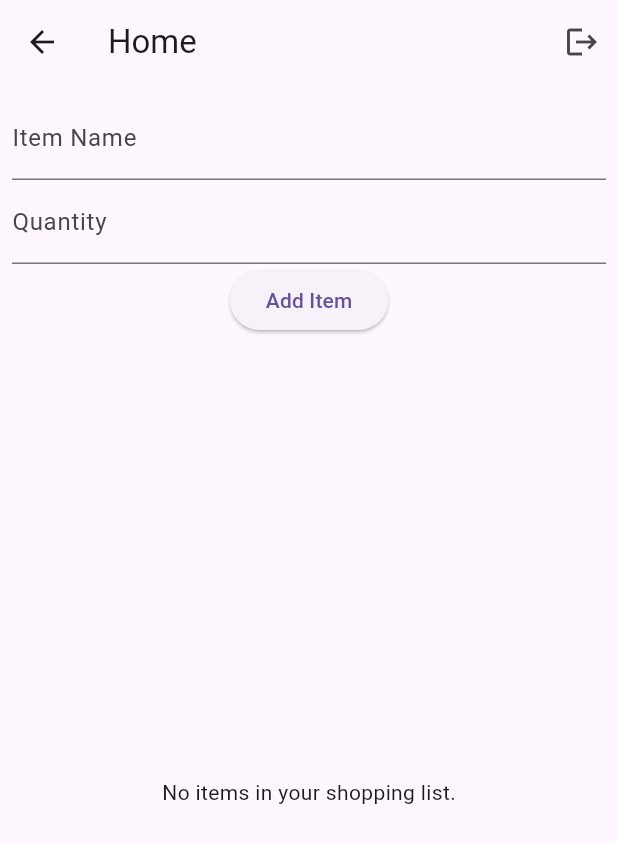
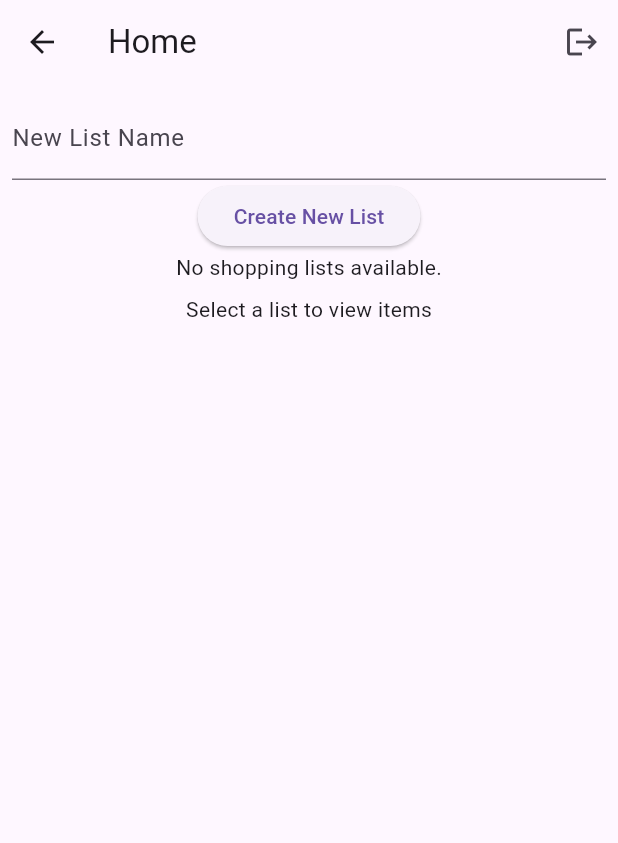
Before and after one commit to JakubWrobel1/Shopper, a Flutter app: the HomePage screen opened by its route, on a phone screen of 412 x 824 dp. Shown: the top 843 px of the screen. Run offline on Flutter 3.47's test engine with Material 3 defaults, Android fonts, the phone set to English and light mode, and no system bars; our stand-ins replace cloud_firestore, firebase_auth, firebase_core; accounts and stored records are empty.

Commit message:
create new shopping list functionality

```diff
--- a/lib/pages/home_page.dart
+++ b/lib/pages/home_page.dart
@@ -9,38 +9,63 @@ class HomePage extends StatefulWidget {
 
 class _HomePageState extends State<HomePage> {
   final FirebaseAuth _auth = FirebaseAuth.instance;
+  final TextEditingController _listNameController = TextEditingController();
   final TextEditingController _itemNameController = TextEditingController();
   final TextEditingController _quantityController = TextEditingController();
+  String? _selectedListId;
 
-  void addItemToShoppingList(String itemName, int quantity) async {
+  void createShoppingList(String listName) async {
     User? user = _auth.currentUser;
 
     if (user != null) {
+      var newList = await FirebaseFirestore.instance
+          .collection('shopping_lists')
+          .doc(user.uid)
+          .collection('user_lists')
+          .add({'name': listName});
+
+      setState(() {
+        _selectedListId = newList.id;
+      });
+    } else {
+      print("User is not logged in.");
+    }
+  }
+
+  void addItemToShoppingList(
+      String listId, String itemName, int quantity) async {
+    User? user = _auth.currentUser;
+
+    if (user != null && listId.isNotEmpty) {
       FirebaseFirestore.instance
           .collection('shopping_lists')
           .doc(user.uid)
+          .collection('user_lists')
+          .doc(listId)
           .collection('items')
           .add({
         'name': itemName,
         'quantity': quantity,
       });
     } else {
-      print("User is not logged in.");
+      print("User is not logged in or listId is empty.");
     }
   }
 
-  void deleteItemFromShoppingList(String itemId) async {
+  void deleteItemFromShoppingList(String listId, String itemId) async {
     User? user = _auth.currentUser;
 
-    if (user != null) {
+    if (user != null && listId.isNotEmpty) {
       FirebaseFirestore.instance
           .collection('shopping_lists')
           .doc(user.uid)
+          .collection('user_lists')
+          .doc(listId)
           .collection('items')
           .doc(itemId)
           .delete();
     } else {
-      print("User is not logged in.");
+      print("User is not logged in or listId is empty.");
     }
   }
 
@@ -62,7 +87,7 @@ class _HomePageState extends State<HomePage> {
         ],
       ),
       body: user == null
-          ? Center(child: Text('Please log in to see your shopping list'))
+          ? Center(child: Text('Please log in to see your shopping lists'))
           : Column(
               children: [
                 Padding(
@@ -70,17 +95,79 @@ class _HomePageState extends State<HomePage> {
                   child: Column(
                     children: [
                       TextField(
+                        controller: _listNameController,
+                        decoration: InputDecoration(labelText: 'New List Name'),
+                      ),
+                      ElevatedButton(
+                        onPressed: () {
+                          createShoppingList(_listNameController.text);
+                          _listNameController.clear();
+                        },
+                        child: Text('Create New List'),
+                      ),
+                      StreamBuilder<QuerySnapshot>(
+                        stream: FirebaseFirestore.instance
+                            .collection('shopping_lists')
+                            .doc(user.uid)
+                            .collection('user_lists')
+                            .snapshots(),
+                        builder: (context, snapshot) {
+                          if (!snapshot.hasData) {
+                            return Center(child: CircularProgressIndicator());
+                          }
+
+                          var lists = snapshot.data!.docs;
+
+                          if (lists.isEmpty) {
+                            return Center(
+                                child: Text('No shopping lists available.'));
+                          }
+
+                          return DropdownButton<String>(
+                            value: _selectedListId,
+                            hint: Text('Select a list'),
+                            onChanged: (String? newValue) {
+                              setState(() {
+                                _selectedListId = newValue!;
+                              });
+                            },
+                            items: lists.map<DropdownMenuItem<String>>(
+                                (DocumentSnapshot document) {
+                              return DropdownMenuItem<String>(
+                                value: document.id,
+                                child: Text(document['name']),
+                              );
+                            }).toList(),
+                          );
+                        },
+                      ),
+                    ],
+                  ),
+                ),
+                _selectedListId == null
+                    ? Center(child: Text('Select a list to view items'))
+                    : Expanded(
+                        child: Column(
+                          children: [
+                            Padding(
+                              padding: const EdgeInsets.all(8.0),
+                              child: Column(
+                                children: [
+                                  TextField(
                                     controller: _itemNameController,
-                        decoration: InputDecoration(labelText: 'Item Name'),
+                                    decoration:
+                                        InputDecoration(labelText: 'Item Name'),
                                   ),
                                   TextField(
                                     controller: _quantityController,
-                        decoration: InputDecoration(labelText: 'Quantity'),
+                                    decoration:
+                                        InputDecoration(labelText: 'Quantity'),
                                     keyboardType: TextInputType.number,
                                   ),
                                   ElevatedButton(
                                     onPressed: () {
                                       addItemToShoppingList(
+                                        _selectedListId!,
                                         _itemNameController.text,
                                         int.parse(_quantityController.text),
                                       );
@@ -97,18 +184,21 @@ class _HomePageState extends State<HomePage> {
                                 stream: FirebaseFirestore.instance
                                     .collection('shopping_lists')
                                     .doc(user.uid)
+                                    .collection('user_lists')
+                                    .doc(_selectedListId)
                                     .collection('items')
                                     .snapshots(),
                                 builder: (context, snapshot) {
                                   if (!snapshot.hasData) {
-                        return Center(child: CircularProgressIndicator());
+                                    return Center(
+                                        child: CircularProgressIndicator());
                                   }
 
                                   var items = snapshot.data!.docs;
 
                                   if (items.isEmpty) {
                                     return Center(
-                            child: Text('No items in your shopping list.'));
+                                        child: Text('No items in this list.'));
                                   }
 
                                   return ListView.builder(
@@ -125,7 +215,8 @@ class _HomePageState extends State<HomePage> {
                                         trailing: IconButton(
                                           icon: Icon(Icons.delete),
                                           onPressed: () {
-                                deleteItemFromShoppingList(itemId);
+                                            deleteItemFromShoppingList(
+                                                _selectedListId!, itemId);
                                           },
                                         ),
                                       );
@@ -136,6 +227,9 @@ class _HomePageState extends State<HomePage> {
                             ),
                           ],
                         ),
+                      ),
+              ],
+            ),
     );
   }
 }
```
Lines whose indentation alone changed are shown as unchanged.
